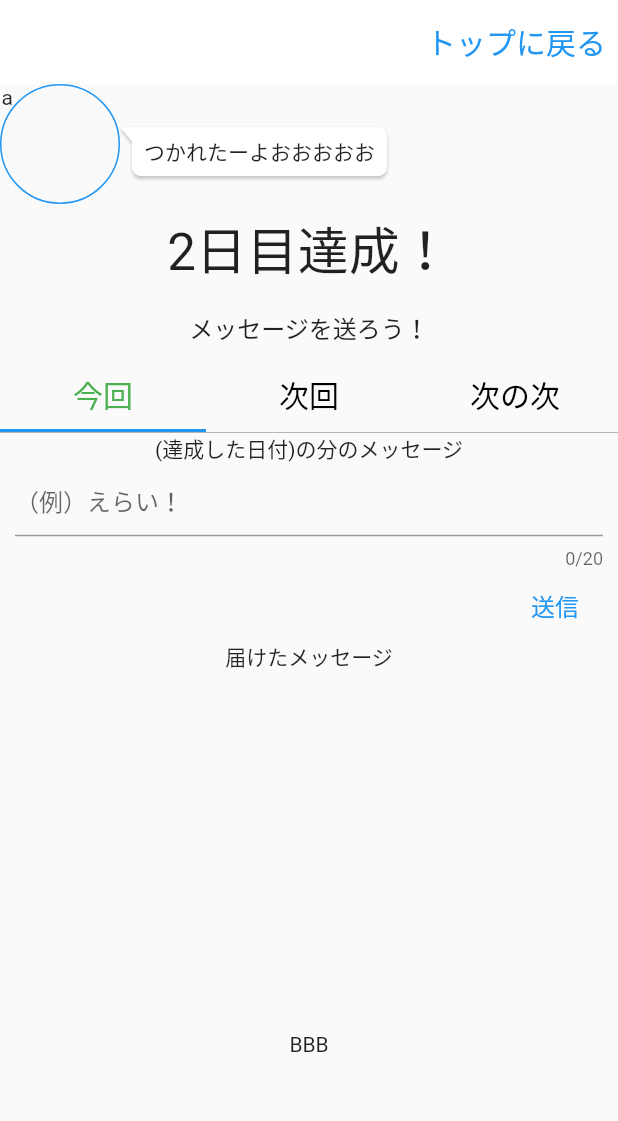
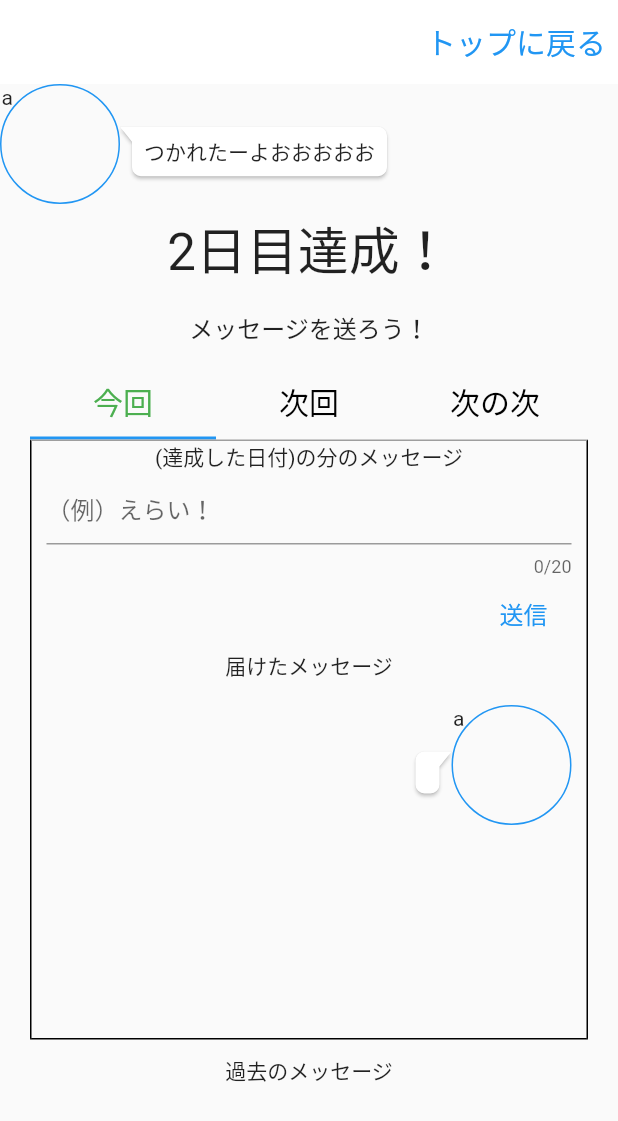
Before and after one commit to y0303noki/YellApp, a Flutter app: the OtherYellMainPage screen opened directly, on a phone screen of 412 x 824 dp. Shown: the top 1121 px of the screen. Run offline on Flutter 3.47's test engine with Material 2 defaults, Android fonts, the phone set to English and light mode, and no system bars; drawn by our look-alikes of bubble; our stand-ins replace cloud_firestore, firebase_auth, firebase_core, flutter_hooks, hooks_riverpod and 1 more; missing offline and left inert: dart:ffi; accounts and stored records are empty; network calls fail.

Commit message:
ちょい修正

```diff
--- a/lib/screen/other/other_yell_main_page.dart
+++ b/lib/screen/other/other_yell_main_page.dart
@@ -68,8 +68,16 @@ class OtherYellMainPage extends ConsumerWidget {
                   ),
                   child: TextWidget.subTitleText1('メッセージを送ろう！'),
                 ),
-                _tabBody(otherAchievment),
-                Text('BBB'),
+                Container(
+                  margin: const EdgeInsets.only(
+                    left: 20,
+                    right: 20,
+                    top: 5,
+                    bottom: 10,
+                  ),
+                  child: _tabBody(otherAchievment),
+                ),
+                Text('過去のメッセージ'),
               ],
             ),
           )),
@@ -121,7 +129,8 @@ class OtherYellMainPage extends ConsumerWidget {
       ),
     ];
 
-    return DefaultTabController(
+    return Container(
+      child: DefaultTabController(
         length: tabList.length, // length of tabs
         initialIndex: 0,
         child: Column(
@@ -139,9 +148,26 @@ class OtherYellMainPage extends ConsumerWidget {
             ),
             Container(
                 height: 400, //height of TabBarView
-              decoration: BoxDecoration(
-                  border:
-                      Border(top: BorderSide(color: Colors.grey, width: 0.5))),
+                decoration: const BoxDecoration(
+                  border: Border(
+                    top: BorderSide(
+                      color: Colors.grey,
+                      width: 1,
+                    ),
+                    left: BorderSide(
+                      color: Colors.black,
+                      width: 1,
+                    ),
+                    right: BorderSide(
+                      color: Colors.black,
+                      width: 1,
+                    ),
+                    bottom: BorderSide(
+                      color: Colors.black,
+                      width: 1,
+                    ),
+                  ),
+                ),
                 child: TabBarView(children: <Widget>[
                   Container(
                     margin: const EdgeInsets.only(
@@ -181,6 +207,13 @@ class OtherYellMainPage extends ConsumerWidget {
                         ),
                         Text('届けたメッセージ'),
                         Text(otherAchievment.thisTimeMessage),
+                        Row(
+                          mainAxisAlignment: MainAxisAlignment.end,
+                          children: [
+                            _yellMessage(otherAchievment.thisTimeMessage),
+                            ButtonWidget.iconMainWidget('a'),
+                          ],
+                        ),
                       ],
                     ),
                   ),
@@ -201,6 +234,7 @@ class OtherYellMainPage extends ConsumerWidget {
                 ]))
           ],
         ),
+      ),
     );
   }
 
@@ -211,4 +245,12 @@ class OtherYellMainPage extends ConsumerWidget {
       child: Text(_text),
     );
   }
+
+  Widget _yellMessage(String _text) {
+    return Bubble(
+      margin: BubbleEdges.only(top: 10),
+      nip: BubbleNip.rightTop,
+      child: Text(_text),
+    );
   }
+}
```
Lines whose indentation alone changed are shown as unchanged.
